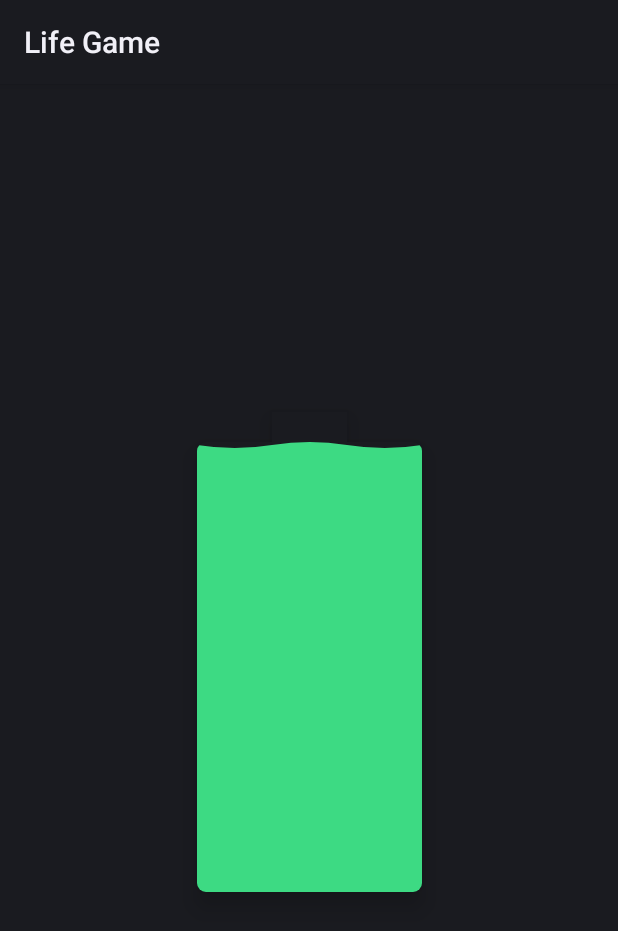
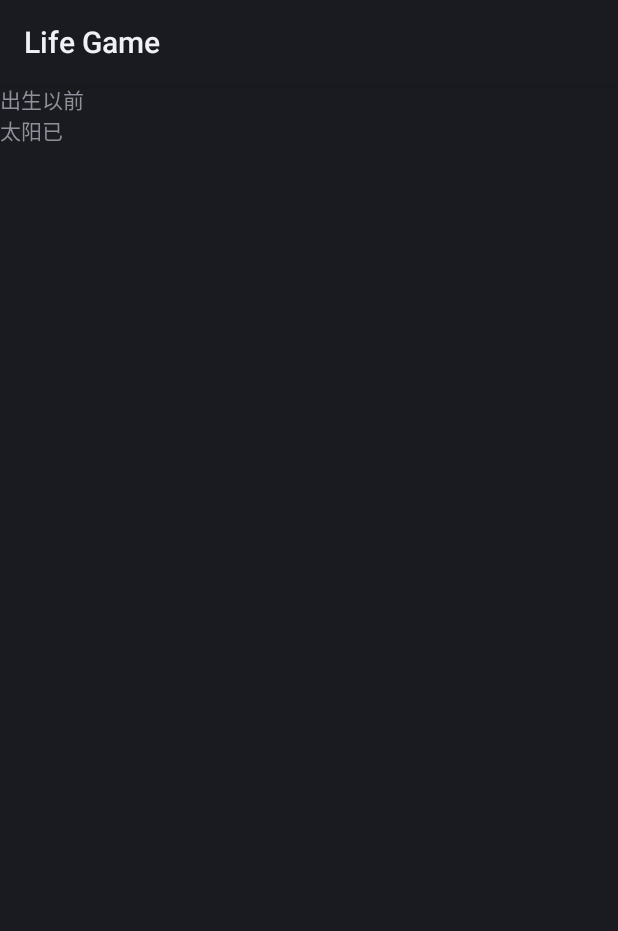
Before and after one commit to mao720/LifeGame, an Android app: the fragment MainFragment shown on its own in the app's theme, on a phone screen of 412 x 824 dp. Shown: the top 931 px of the screen. Run offline under Robolectric (Android 15) with nearby library versions, the phone set to English and light mode, and no system bars; our stand-ins replace data binding; libraries missing offline, so code that uses them is left out: com.orhanobut.logger, com.tencent.mmkv; 4 statements that could not run were skipped.

Commit message:
feature-优化

```diff
--- a/app/src/main/java/top/lifegame/Constants.kt
+++ b/app/src/main/java/top/lifegame/Constants.kt
@@ -8,6 +8,7 @@ class ConstAPI {
 
 class ConstMMKV {
     companion object {
-        const val SETTING_BIRTH_DAY = "birth_day"
+        const val SETTING_BIRTH_DAY = "setting_birth_day"
+        const val SETTING_LIFE_SPAN = "setting_life_span"
     }
 }
--- a/app/src/main/java/top/lifegame/ui/main/MainViewModel.kt
+++ b/app/src/main/java/top/lifegame/ui/main/MainViewModel.kt
@@ -12,4 +12,8 @@ class MainViewModel(application: Application) : BaseViewModel(application) {
     val birthDay: MutableLiveData<Long> by lazy {
         mmkvRepository.getLong(lifecycleOwner, ConstMMKV.SETTING_BIRTH_DAY, -1L)
     }
+
+    val lifeSpan: MutableLiveData<Int> by lazy {
+        mmkvRepository.getInt(lifecycleOwner, ConstMMKV.SETTING_LIFE_SPAN, -1)
+    }
 }
--- a/app/src/main/res/layout/main_fragment.xml
+++ b/app/src/main/res/layout/main_fragment.xml
@@ -20,9 +20,10 @@
             android:id="@+id/ll_battery"
             android:layout_width="wrap_content"
             android:layout_height="wrap_content"
+            android:gravity="center_horizontal"
             android:onClick="@{mainFragment}"
-            android:gravity="center_horizontal"
             android:orientation="vertical"
+            android:visibility="gone"
             app:layout_constraintBottom_toBottomOf="parent"
             app:layout_constraintEnd_toEndOf="parent"
             app:layout_constraintStart_toStartOf="parent"
@@ -62,5 +63,13 @@
                 tools:text="66.66%" />
         </LinearLayout>
 
+        <androidx.constraintlayout.widget.ConstraintLayout
+            android:layout_width="match_parent"
+            android:layout_height="match_parent">
+            <TextView
+                android:layout_width="match_parent"
+                android:text="出生以前\n太阳已"
+                android:layout_height="match_parent"/>
+        </androidx.constraintlayout.widget.ConstraintLayout>
     </androidx.constraintlayout.widget.ConstraintLayout>
 </layout>
```
Also changed, not shown: app/src/main/java/top/lifegame/ui/main/MainFragment.kt (+14 -14 lines).
